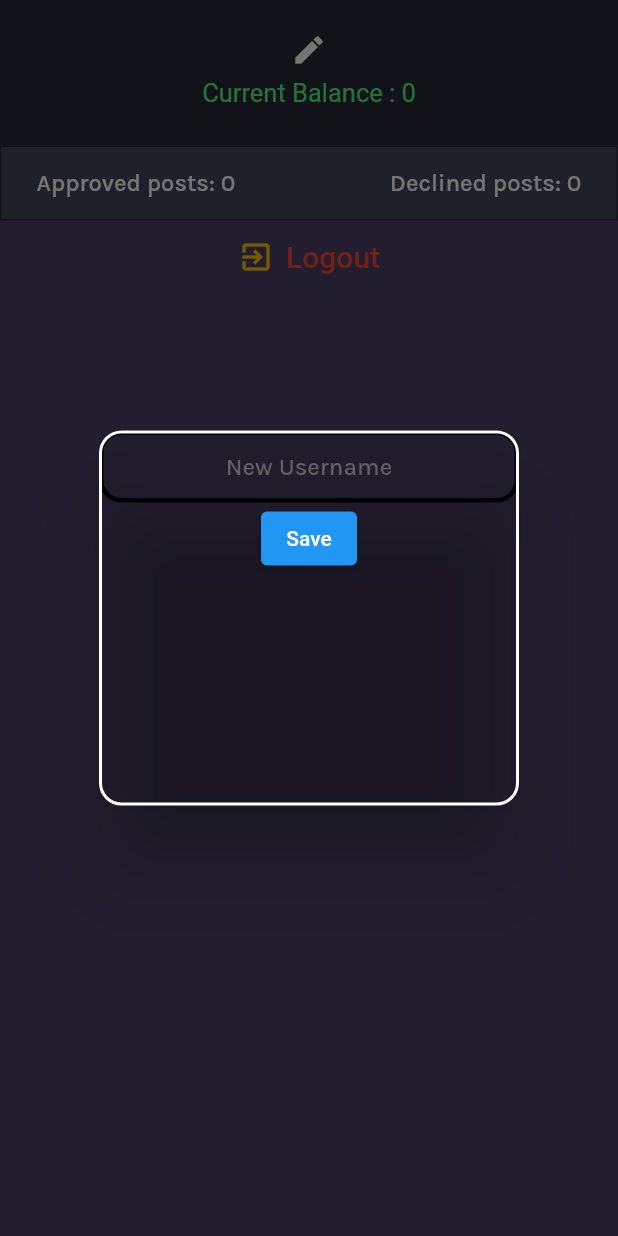
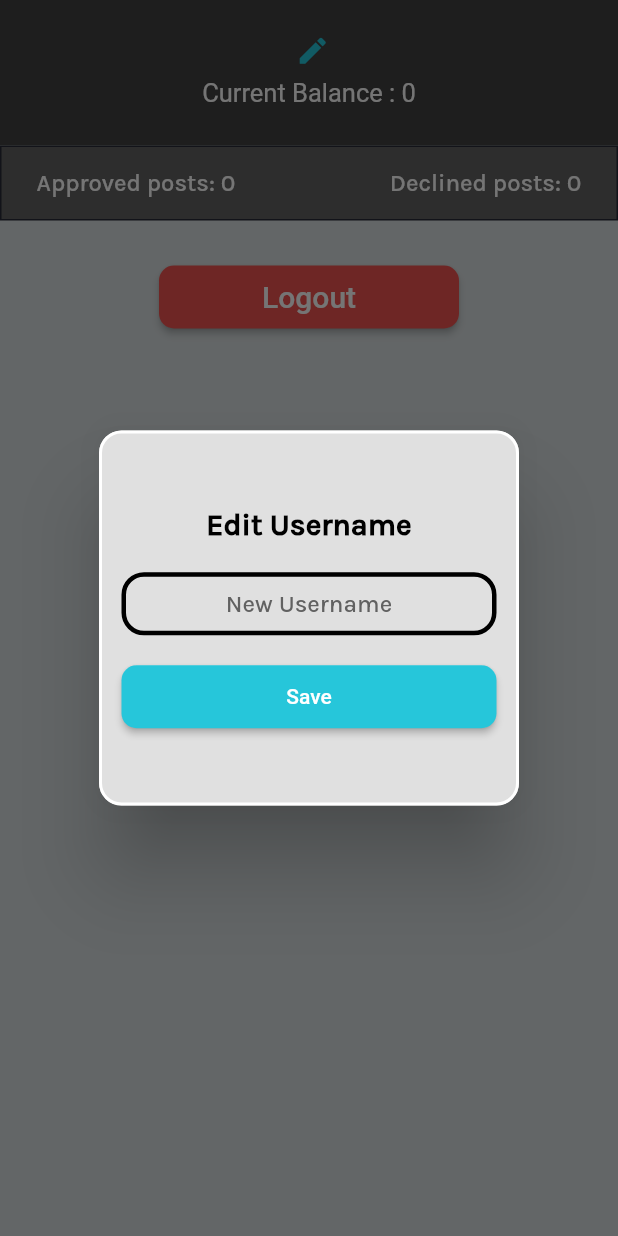
Before and after one commit to SaferRoadsIO/SaferRoadsIO, a Flutter app: the ProfileTab screen opened directly, after a tap on the "edit" icon, on a phone screen of 412 x 824 dp. Run offline on Flutter 3.47's test engine with Material 2 defaults, Android fonts, the phone set to English and light mode, and no system bars; our stand-ins replace cloud_firestore, firebase_auth, firebase_core, firebase_storage, geolocator, image_picker and 1 more; accounts and stored records are empty.

Commit message:
completed profile tab and edit username

```diff
--- a/lib/Screens/Tabs/profile_tab.dart
+++ b/lib/Screens/Tabs/profile_tab.dart
@@ -3,15 +3,15 @@
 import 'package:flutter/material.dart';
 import 'package:cloud_firestore/cloud_firestore.dart';
 import 'package:firebase_auth/firebase_auth.dart';
-import 'package:flutter/services.dart';
-import 'dart:io';
 import 'package:image_picker/image_picker.dart';
+import 'package:saferroadsio/Classes/colors_class.dart';
 import 'package:saferroadsio/Database/db_manager.dart';
 import '../../Auth/login_screen.dart';
 import '../../Database/auth_manager.dart';
-import '../edit_profile.dart';
 
 class ProfileTab extends StatefulWidget {
+  const ProfileTab({Key? key}) : super(key: key);
+
   @override
   _ProfileTabState createState() => _ProfileTabState();
 }
@@ -46,7 +46,7 @@ class _ProfileTabState extends State<ProfileTab> {
     showDialog(
       context: context,
       builder: (context) => Dialog(
-        backgroundColor: Colors.transparent,
+        backgroundColor: Colors.grey.shade300,
         shape: const RoundedRectangleBorder(
           borderRadius: BorderRadius.all(Radius.circular(15)),
           side: BorderSide(
@@ -57,9 +57,23 @@ class _ProfileTabState extends State<ProfileTab> {
         child: SizedBox(
           width: 100,
           height: 250,
+          child: Center(
             child: Column(
+              mainAxisAlignment: MainAxisAlignment.center,
               children: [
-              TextField(
+                const Padding(
+                  padding: EdgeInsets.only(bottom: 20),
+                  child: Text("Edit Username",
+                      style: TextStyle(
+                          fontSize: 20,
+                          color: Colors.black,
+                          fontFamily: 'Karla-Medium',
+                          fontWeight: FontWeight.w700)),
+                ),
+                SizedBox(
+                  width: 250,
+                  height: 42,
+                  child: TextField(
                     onChanged: (newText) {
                       setState(() {
                         newUsername = newText;
@@ -96,7 +110,23 @@ class _ProfileTabState extends State<ProfileTab> {
                       ),
                     ),
                   ),
-              ElevatedButton(
+                ),
+                const SizedBox(
+                  height: 20,
+                ),
+                SizedBox(
+                  width: 250,
+                  height: 42,
+                  child: ElevatedButton(
+                    style: ButtonStyle(
+                      backgroundColor:
+                          MaterialStateProperty.all<Color?>(secondaryColor),
+                      shape: MaterialStateProperty.all(
+                        RoundedRectangleBorder(
+                          borderRadius: BorderRadius.circular(10),
+                        ),
+                      ),
+                    ),
                     onPressed: () {
                       if (newUsername != '') {
                         changeUsername(newUsername);
@@ -105,7 +135,9 @@ class _ProfileTabState extends State<ProfileTab> {
                     },
                     child: const Text('Save'),
                   ),
+                ),
               ],
+            ),
           ),
         ),
       ),
@@ -178,12 +210,12 @@ class _ProfileTabState extends State<ProfileTab> {
   @override
   Widget build(BuildContext context) {
     return Scaffold(
-      backgroundColor: const Color(0xFF4b4266),
+      backgroundColor: backgroundColor,
       body: SafeArea(
         child: Column(
           children: [
             Container(
-              color: const Color(0xFF282a36),
+              color: Colors.grey.shade800,
               width: MediaQuery.of(context).size.width,
               child: Column(
                 children: [
@@ -215,21 +247,25 @@ class _ProfileTabState extends State<ProfileTab> {
                     child: Row(
                       mainAxisAlignment: MainAxisAlignment.center,
                       children: [
-                        Text(
+                        Padding(
+                          padding: const EdgeInsets.only(right: 5),
+                          child: Text(
                             fullName,
-                          style: const TextStyle(
-                            color: Color(0xFF50fa7b),
+                            style: TextStyle(
+                              color: secondaryColor,
                               fontSize: 23,
                               fontFamily: 'Karla-Medium',
+                            ),
                           ),
                         ),
                         GestureDetector(
                           onTap: () {
                             editUsernameDialog(context);
                           },
-                          child: const Icon(
+                          child: Icon(
                             Icons.edit,
-                            color: Colors.white,
+                            color: secondaryColor,
+                            size: 23,
                           ),
                         )
                       ],
@@ -240,7 +276,7 @@ class _ProfileTabState extends State<ProfileTab> {
                     child: Text(
                       'Current Balance : $currentBalance',
                       style: const TextStyle(
-                        color: Color(0xFF50fa7b),
+                        color: Colors.white,
                         fontSize: 17,
                       ),
                     ),
@@ -250,7 +286,7 @@ class _ProfileTabState extends State<ProfileTab> {
             ),
             Container(
               decoration: BoxDecoration(
-                color: const Color(0xFF44475a),
+                color: Colors.grey.shade700,
                 border: Border.all(
                   color: const Color(0xFF282a36),
                 ),
@@ -303,7 +339,12 @@ class _ProfileTabState extends State<ProfileTab> {
                 ],
               ),
             ),
-            TextButton.icon(
+            Padding(
+              padding: const EdgeInsets.only(top: 30),
+              child: SizedBox(
+                width: 200,
+                height: 42,
+                child: ElevatedButton(
                   onPressed: () async {
                     AuthManager manager = AuthManager();
                     await manager.signOut().then(
@@ -317,18 +358,25 @@ class _ProfileTabState extends State<ProfileTab> {
                       },
                     );
                   },
-              icon: const Icon(
-                Icons.exit_to_app,
-                color: Colors.amber,
+                  style: ButtonStyle(
+                    backgroundColor:
+                        MaterialStateProperty.all<Color?>(Colors.red.shade400),
+                    shape: MaterialStateProperty.all(
+                      RoundedRectangleBorder(
+                        borderRadius: BorderRadius.circular(10),
                       ),
-              label: const Text(
+                    ),
+                  ),
+                  child: const Text(
                     'Logout',
                     style: TextStyle(
-                  color: Colors.red,
+                      color: Colors.white,
                       fontSize: 20.0,
                     ),
                   ),
                 ),
+              ),
+            )
           ],
         ),
       ),
```
Lines whose indentation alone changed are shown as unchanged.
